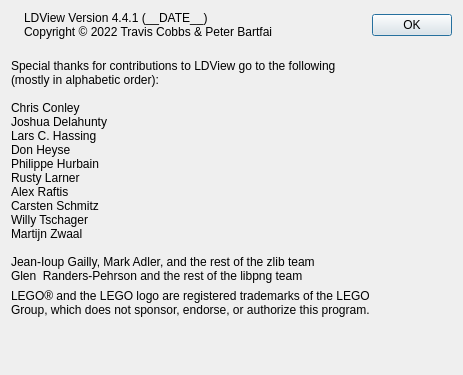
Old version of the form QT/AboutPanel.ui in the repository tcobbs/ldview.
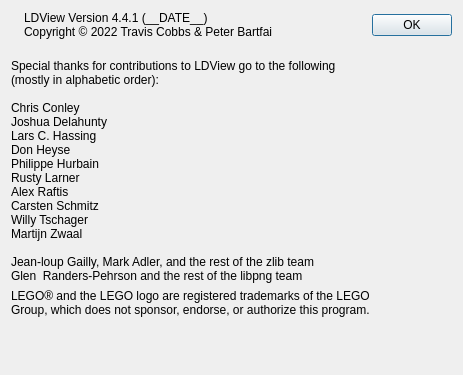
New version of the form. Icons and pictures are not drawn.

```diff
--- a/QT/AboutPanel.ui
+++ b/QT/AboutPanel.ui
@@ -150,7 +150,7 @@
 Willy Tschager
 Martijn Zwaal
 
-Jean-Ioup Gailly, Mark Adler, and the rest of the zlib team
+Jean-loup Gailly, Mark Adler, and the rest of the zlib team
 Glen  Randers-Pehrson and the rest of the libpng team</string>
               </property>
               <property name="textFormat">
```
